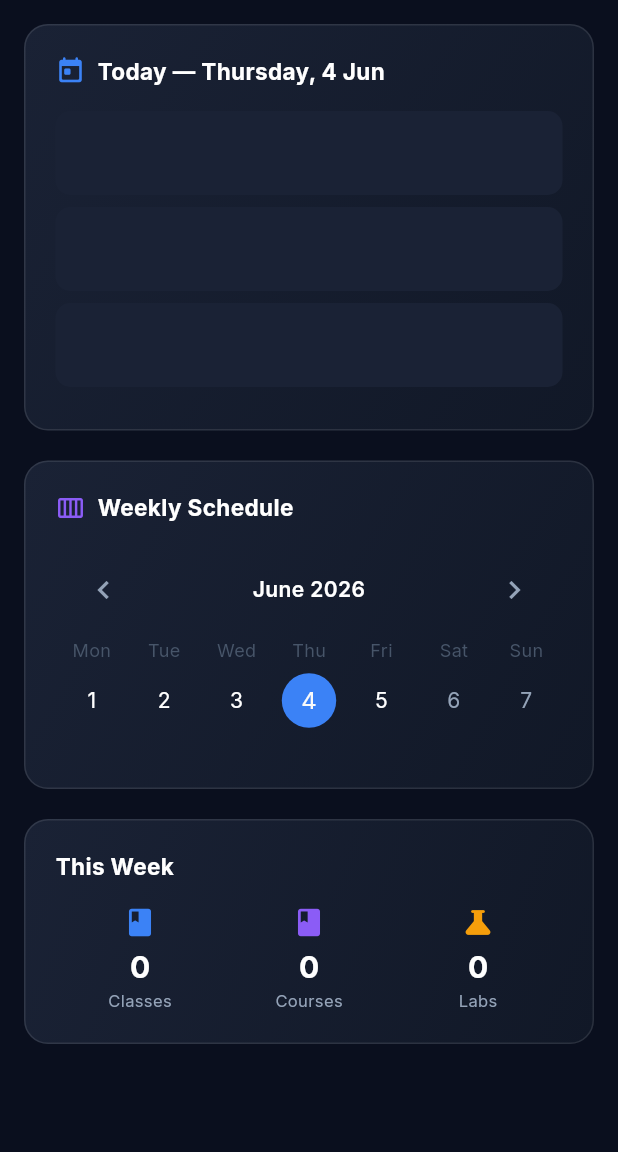
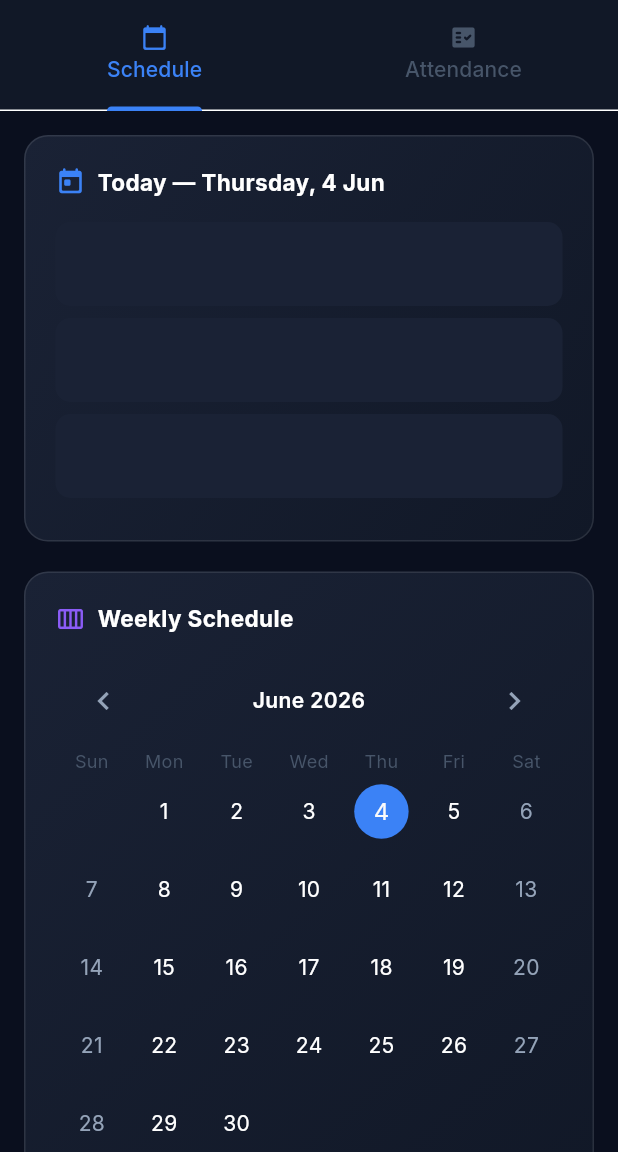
Before and after one commit to jpdevhub/Schedulify-App, a Flutter app: the FacultyDashboard screen opened by its route, on a phone screen of 412 x 824 dp, the part 84-1236 px from its top. Run offline on Flutter 3.47's test engine with Material 3 defaults, Android fonts, the phone set to English and light mode, and no system bars; drawn by our look-alikes of flutter_animate, table_calendar; our stand-ins replace file_picker, flutter_map, flutter_riverpod, geolocator, go_router, google_fonts and 4 more; missing offline and left inert: maps_toolkit; accounts and stored records are empty.

Commit message:
added class session manager and dynamic QR projection screens

```diff
--- a/lib/features/faculty/screens/faculty_dashboard.dart
+++ b/lib/features/faculty/screens/faculty_dashboard.dart
@@ -5,11 +5,10 @@ import 'package:table_calendar/table_calendar.dart';
 import 'package:intl/intl.dart';
 import '../../../core/theme/app_theme.dart';
 import '../../../core/providers/auth_provider.dart';
-import '../../../config/config_store.dart';
 import '../../../services/db_service.dart';
-import '../../../services/supabase_client.dart';
 import '../../../models/models.dart';
 import '../../../shared/widgets/widgets.dart';
+import 'attendance_screen.dart';
 
 class FacultyDashboard extends ConsumerStatefulWidget {
   const FacultyDashboard({super.key});
@@ -56,7 +55,9 @@ class _FacultyDashboardState extends ConsumerState<FacultyDashboard> {
   @override
   Widget build(BuildContext context) {
     final user = ref.watch(currentUserProvider);
-    return Scaffold(
+    return DefaultTabController(
+      length: 2,
+      child: Scaffold(
         appBar: AppBar(
           title: Column(crossAxisAlignment: CrossAxisAlignment.start, children: [
             const Text('Faculty Dashboard', style: TextStyle(fontSize: 18, fontWeight: FontWeight.w700)),
@@ -68,12 +69,69 @@ class _FacultyDashboardState extends ConsumerState<FacultyDashboard> {
             IconButton(icon: const Icon(Icons.logout_rounded, size: 20), onPressed: _logout),
             const SizedBox(width: 8),
           ],
+          bottom: const TabBar(
+            tabs: [
+              Tab(icon: Icon(Icons.calendar_today_rounded, size: 18), text: 'Schedule'),
+              Tab(icon: Icon(Icons.fact_check_rounded, size: 18), text: 'Attendance'),
+            ],
+            labelColor: AppColors.primary,
+            unselectedLabelColor: AppColors.textMuted,
+            indicatorColor: AppColors.primary,
           ),
-      body: Center(
+        ),
+        body: TabBarView(
+          children: [
+            _ScheduleView(
+              loading: _loading,
+              todayEntries: _todayEntries,
+              schedule: _schedule,
+              selectedEntries: _selectedEntries,
+              selectedDay: _selectedDay,
+              focusedDay: _focusedDay,
+              onRefresh: _load,
+              onDaySelected: (sel, foc) => setState(() {
+                _selectedDay = sel;
+                _focusedDay = foc;
+              }),
+            ),
+            const FacultyAttendanceScreen(),
+          ],
+        ),
+      ),
+    );
+  }
+}
+
+// ── Schedule View (extracted from old body) ─────────────────
+
+class _ScheduleView extends StatelessWidget {
+  final bool loading;
+  final List<TimetableEntry> todayEntries;
+  final List<TimetableEntry> schedule;
+  final List<TimetableEntry> selectedEntries;
+  final DateTime selectedDay;
+  final DateTime focusedDay;
+  final Future<void> Function() onRefresh;
+  final void Function(DateTime, DateTime) onDaySelected;
+
+  const _ScheduleView({
+    required this.loading,
+    required this.todayEntries,
+    required this.schedule,
+    required this.selectedEntries,
+    required this.selectedDay,
+    required this.focusedDay,
+    required this.onRefresh,
+    required this.onDaySelected,
+  });
+
+  @override
+  Widget build(BuildContext context) {
+    return Center(
         child: ConstrainedBox(
           constraints: const BoxConstraints(maxWidth: 900),
           child: RefreshIndicator(
-            onRefresh: _load, color: AppColors.primary,
+            onRefresh: onRefresh,
             child: ListView(
               padding: const EdgeInsets.all(16),
               children: [
@@ -87,16 +145,16 @@ class _FacultyDashboardState extends ConsumerState<FacultyDashboard> {
                           style: const TextStyle(fontWeight: FontWeight.w700, color: AppColors.textPrimary, fontSize: 15)),
                     ]),
                     const SizedBox(height: 16),
-                    if (_loading)
+                    if (loading)
                       ...List.generate(3, (_) => Padding(padding: const EdgeInsets.only(bottom: 8),
                           child: ShimmerBox(height: 56, radius: 10)))
-                    else if (_todayEntries.isEmpty)
+                    else if (todayEntries.isEmpty)
                       const Center(child: Padding(
                         padding: EdgeInsets.all(16),
                         child: Text('No classes today 🎉', style: TextStyle(color: AppColors.textSecondary)),
                       ))
                     else
-                      ..._todayEntries.map((e) => _ClassSlot(entry: e)),
+                      ...todayEntries.map((e) => _ClassSlot(entry: e)),
                   ]),
                 ),
                 const SizedBox(height: 20),
@@ -114,14 +172,13 @@ class _FacultyDashboardState extends ConsumerState<FacultyDashboard> {
                     TableCalendar(
                   firstDay: DateTime.utc(2020, 1, 1),
                   lastDay: DateTime.utc(2030, 12, 31),
-                      focusedDay: _focusedDay,
-                      selectedDayPredicate: (d) => isSameDay(d, _selectedDay),
-                      calendarFormat: CalendarFormat.week,
-                      startingDayOfWeek: StartingDayOfWeek.monday,
-                      eventLoader: (day) => _entriesForDay(day).isNotEmpty ? [true] : [],
-                      onDaySelected: (sel, foc) => setState(() {
-                        _selectedDay = sel; _focusedDay = foc;
-                      }),
+                  focusedDay: focusedDay,
+                  selectedDayPredicate: (d) => d.day == selectedDay.day && d.month == selectedDay.month,
+                  eventLoader: (d) {
+                    final wd = d.weekday % 7;
+                    return schedule.where((e) => e.dayOfWeek == wd).toList();
+                  },
+                  onDaySelected: onDaySelected,
                       calendarStyle: const CalendarStyle(
                         defaultTextStyle: TextStyle(color: AppColors.textPrimary),
                         weekendTextStyle: TextStyle(color: AppColors.textSecondary),
@@ -143,11 +200,11 @@ class _FacultyDashboardState extends ConsumerState<FacultyDashboard> {
                       ),
                     ),
                     const SizedBox(height: 12),
-                    if (_selectedEntries.isNotEmpty) ...[
-                      Text(DateFormat('EEEE classes').format(_selectedDay),
+                    if (selectedEntries.isNotEmpty) ...[
+                      Text(DateFormat('EEEE classes').format(selectedDay),
                           style: const TextStyle(color: AppColors.textSecondary, fontSize: 13)),
                       const SizedBox(height: 8),
-                      ..._selectedEntries.map((e) => _ClassSlot(entry: e)),
+                      ...selectedEntries.map((e) => _ClassSlot(entry: e)),
                     ],
                   ]),
                 ),
@@ -160,16 +217,15 @@ class _FacultyDashboardState extends ConsumerState<FacultyDashboard> {
                         color: AppColors.textPrimary, fontSize: 15)),
                     const SizedBox(height: 16),
                     Row(children: [
-                      _MiniStat('Classes', '${_schedule.length}', Icons.class_rounded, AppColors.primary),
-                      _MiniStat('Courses', '${_schedule.map((e) => e.courseId).toSet().length}',
+                      _MiniStat('Classes', '${schedule.length}', Icons.class_rounded, AppColors.primary),
+                      _MiniStat('Courses', '${schedule.map((e) => e.courseId).toSet().length}',
                           Icons.book_rounded, AppColors.info),
-                      _MiniStat('Labs', '${_schedule.where((e) => e.sessionType == 'lab').length}',
+                      _MiniStat('Labs', '${schedule.where((e) => e.sessionType == 'lab').length}',
                           Icons.science_rounded, AppColors.warning),
                     ]),
                   ]),
                 ),
               ],
-            ),
             ),
           ),
         ),
```
Also changed, not shown: lib/features/faculty/screens/attendance_screen.dart (added, +215 -0 lines), lib/features/faculty/screens/qr_projection_screen.dart (added, +276 -0 lines). Lines whose indentation alone changed are shown as unchanged.
